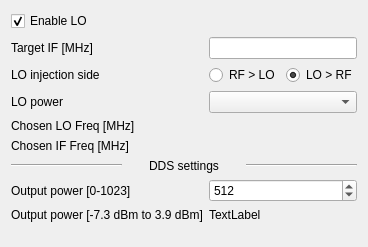
Qt form digital_servo_python_gui/channel_settings.ui (jddes/Frequency-comb-DPLL) before a commit.
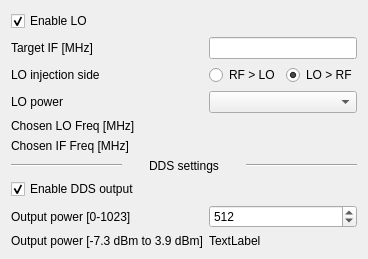
The same form after that commit.

Commit message: Can now properly program SPI values to each AD9912 separately, and can power up/down each channel separately

```diff
--- a/digital_servo_python_gui/channel_settings.ui
+++ b/digital_servo_python_gui/channel_settings.ui
@@ -137,14 +137,14 @@
      </item>
     </layout>
    </item>
-   <item row="7" column="0">
+   <item row="8" column="0">
     <widget class="QLabel" name="label">
      <property name="text">
       <string>Output power [0-1023]</string>
      </property>
     </widget>
    </item>
-   <item row="7" column="1">
+   <item row="8" column="1">
     <widget class="QSpinBox" name="spinDDSpower">
      <property name="toolTip">
       <string>Output power can be tuned by changing this value from 0 to 1023, covering -7.3 dBm to 3.9 dBm, with the nominal value being 512 corresponding to 0 dBm</string>
@@ -160,20 +160,30 @@
      </property>
     </widget>
    </item>
-   <item row="8" column="0">
+   <item row="9" column="0">
     <widget class="QLabel" name="label_8">
      <property name="text">
       <string>Output power [-7.3 dBm to 3.9 dBm]</string>
      </property>
     </widget>
    </item>
-   <item row="8" column="1">
+   <item row="9" column="1">
     <widget class="QLabel" name="lblDDSpower">
      <property name="text">
       <string>TextLabel</string>
      </property>
     </widget>
    </item>
+   <item row="7" column="0" colspan="2">
+    <widget class="QCheckBox" name="chkEnableDDS">
+     <property name="text">
+      <string>Enable DDS output</string>
+     </property>
+     <property name="checked">
+      <bool>true</bool>
+     </property>
+    </widget>
+   </item>
   </layout>
  </widget>
  <resources/>
```
The commit also changes 7 other files.
